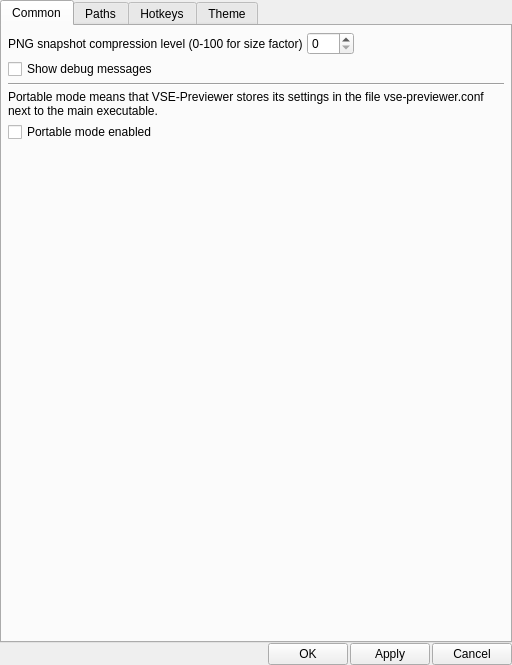
Old version of the form vse-previewer/src/settings/settings_dialog.ui in the repository YomikoR/VapourSynth-Editor.
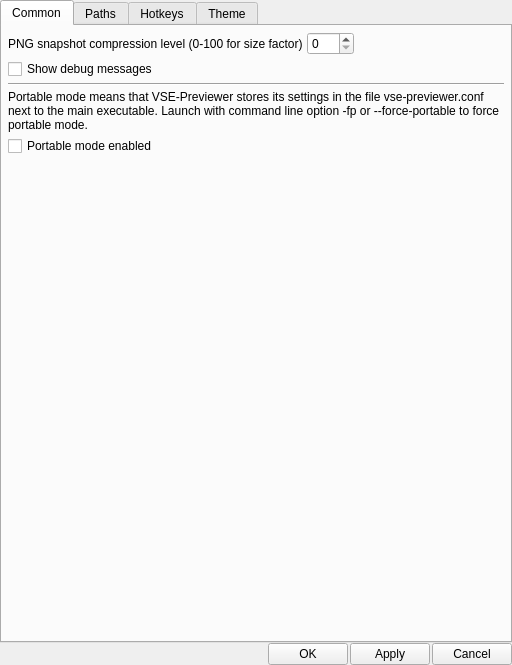
New version of the form.

Commit message: add -fp / --force-portable option

Patch:
```diff
--- a/vse-previewer/src/settings/settings_dialog.ui
+++ b/vse-previewer/src/settings/settings_dialog.ui
@@ -111,7 +111,7 @@
        <item>
         <widget class="QLabel" name="portableModeLabel">
          <property name="text">
-          <string>Portable mode means that VSE-Previewer stores its settings in the file vse-previewer.conf next to the main executable.</string>
+          <string>Portable mode means that VSE-Previewer stores its settings in the file vse-previewer.conf next to the main executable. Launch with command line option -fp or --force-portable to force portable mode.</string>
          </property>
          <property name="wordWrap">
           <bool>true</bool>
```
The commit also changes 2 other files.
